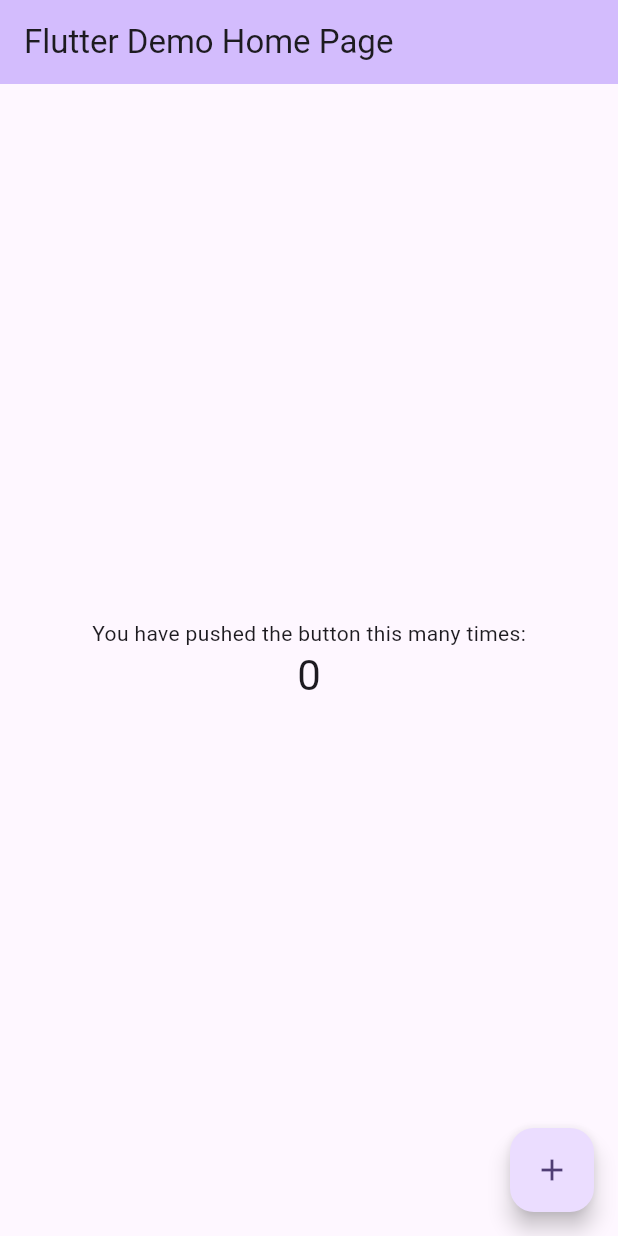
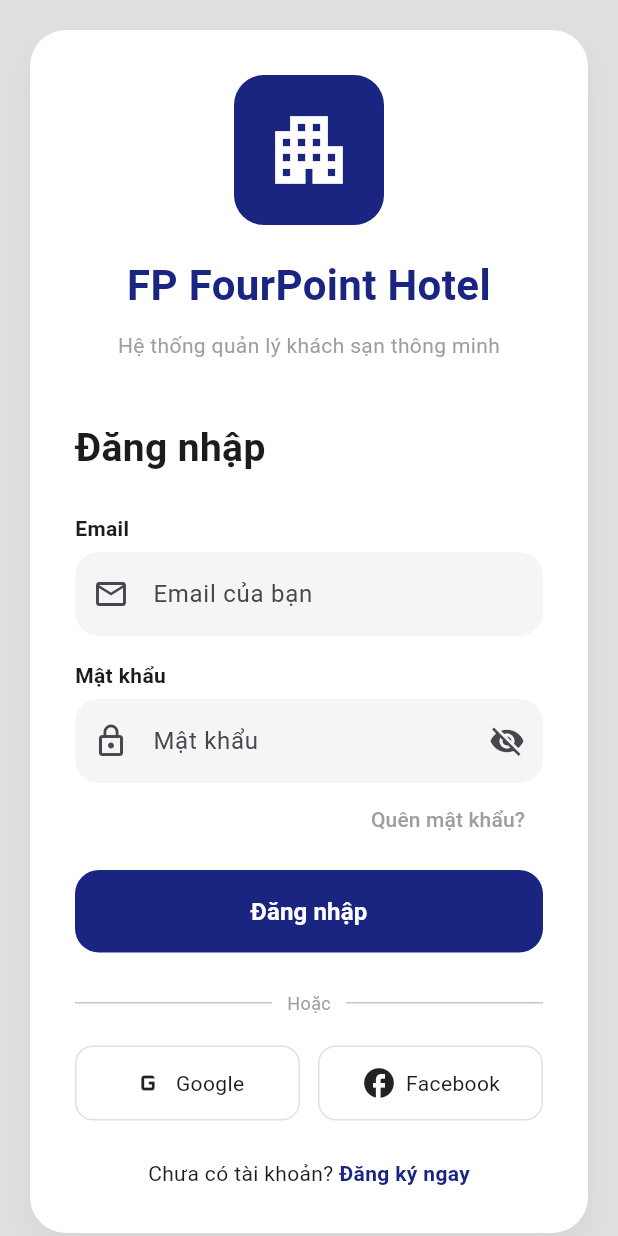
Before and after one commit to ngvanan05/group2_mobile, a Flutter app: the screen it shows after launch, on a phone screen of 412 x 824 dp. Run offline on Flutter 3.47's test engine with Material 3 defaults, Android fonts, the phone set to English and light mode, and no system bars.

Commit message:
Cập nhật main.dart và thêm thư mục features

```diff
--- /dev/null
+++ b/lib/features/auth/screens/login_screen.dart
@@ -0,0 +1,299 @@
+import 'package:flutter/material.dart';
+import 'package:group2_mobile/features/auth/screens/register_screen.dart';
+
+class LoginScreen extends StatefulWidget {
+  const LoginScreen({super.key});
+
+  @override
+  State<LoginScreen> createState() => _LoginScreenState();
+}
+
+class _LoginScreenState extends State<LoginScreen> {
+  final _formKey = GlobalKey<FormState>();
+  final emailController = TextEditingController();
+  final passwordController = TextEditingController();
+
+  bool isObscure = true;
+  bool isLoading = false;
+
+  void handleLogin() async {
+    if (!_formKey.currentState!.validate()) return;
+    setState(() => isLoading = true);
+    await Future.delayed(const Duration(seconds: 2));
+    if (!mounted) return;
+    setState(() => isLoading = false);
+    ScaffoldMessenger.of(context).showSnackBar(
+      const SnackBar(content: Text("Đăng nhập thành công")),
+    );
+  }
+
+  @override
+  void dispose() {
+    emailController.dispose();
+    passwordController.dispose();
+    super.dispose();
+  }
+
+  @override
+  Widget build(BuildContext context) {
+    // Sử dụng LayoutBuilder để xác định kích thước màn hình
+    return Scaffold(
+      backgroundColor: Colors.grey.shade300,
+      body: LayoutBuilder(
+        builder: (context, constraints) {
+          // Nếu màn hình rộng hơn 800px, chúng ta coi là Desktop/Tablet ngang
+          bool isWideScreen = constraints.maxWidth > 800;
+
+          return Center(
+            child: SingleChildScrollView(
+              padding: const EdgeInsets.all(20),
+              child: AnimatedContainer(
+                duration: const Duration(milliseconds: 500),
+                constraints: BoxConstraints(
+                  // Nếu màn hình rộng thì container to hơn, nếu hẹp thì tối đa 430px
+                  maxWidth: isWideScreen ? 900 : 430,
+                ),
+                padding: const EdgeInsets.all(30),
+                decoration: BoxDecoration(
+                  color: Colors.white,
+                  borderRadius: BorderRadius.circular(24),
+                  boxShadow: [
+                    BoxShadow(
+                      color: Colors.black.withOpacity(0.05),
+                      blurRadius: 20,
+                      offset: const Offset(0, 10),
+                    )
+                  ],
+                ),
+                child: isWideScreen
+                  ? Row( // Chế độ màn hình ngang
+                      crossAxisAlignment: CrossAxisAlignment.center,
+                      children: [
+                        Expanded(child: _buildLogoSection()),
+                        const Padding(
+                          padding: EdgeInsets.symmetric(horizontal: 40),
+                          child: VerticalDivider(thickness: 1),
+                        ),
+                        Expanded(child: _buildFormSection()),
+                      ],
+                    )
+                  : Column( // Chế độ màn hình dọc (Mobile)
+                      mainAxisSize: MainAxisSize.min,
+                      children: [
+                        _buildLogoSection(),
+                        const SizedBox(height: 40),
+                        _buildFormSection(),
+                      ],
+                    ),
+              ),
+            ),
+          );
+        },
+      ),
+    );
+  }
+
+  // Tách riêng phần Logo để tái sử dụng
+  Widget _buildLogoSection() {
+    return Column(
+      mainAxisAlignment: MainAxisAlignment.center,
+      children: [
+        Container(
+          padding: const EdgeInsets.all(20),
+          decoration: BoxDecoration(
+            color: const Color(0xFF192580),
+            borderRadius: BorderRadius.circular(20),
+          ),
+          child: const Icon(Icons.apartment, color: Colors.white, size: 60),
+        ),
+        const SizedBox(height: 20),
+        const Text(
+          "FP FourPoint Hotel",
+          textAlign: TextAlign.center,
+          style: TextStyle(
+            fontSize: 28,
+            fontWeight: FontWeight.bold,
+            color: Color(0xFF192580),
+          ),
+        ),
+        const SizedBox(height: 10),
+        const Text(
+          "Hệ thống quản lý khách sạn thông minh",
+          textAlign: TextAlign.center,
+          style: TextStyle(color: Colors.grey),
+        ),
+      ],
+    );
+  }
+
+  // Tách riêng phần Form đăng nhập
+  Widget _buildFormSection() {
+    return Column(
+      crossAxisAlignment: CrossAxisAlignment.start,
+      children: [
+        const Text(
+          "Đăng nhập",
+          style: TextStyle(fontSize: 26, fontWeight: FontWeight.bold),
+        ),
+        const SizedBox(height: 25),
+        Form(
+          key: _formKey,
+          child: Column(
+            children: [
+              _buildInput(
+                controller: emailController,
+                label: "Email",
+                hint: "Email của bạn",
+                icon: Icons.email_outlined,
+                validator: (value) {
+                  if (value == null || value.isEmpty) return "Vui lòng nhập email";
+                  return null;
+                },
+              ),
+              const SizedBox(height: 16),
+              _buildInput(
+                controller: passwordController,
+                label: "Mật khẩu",
+                hint: "Mật khẩu",
+                icon: Icons.lock_outline,
+                isPassword: true,
+                validator: (value) {
+                  if (value == null || value.isEmpty) return "Vui lòng nhập mật khẩu";
+                  return null;
+                },
+              ),
+            ],
+          ),
+        ),
+        Align(
+          alignment: Alignment.centerRight,
+          child: TextButton(
+            onPressed: () {},
+            child: const Text("Quên mật khẩu?", style: TextStyle(color: Colors.grey)),
+          ),
+        ),
+        const SizedBox(height: 10),
+        SizedBox(
+          width: double.infinity,
+          height: 55,
+          child: ElevatedButton(
+            onPressed: isLoading ? null : handleLogin,
+            style: ElevatedButton.styleFrom(
+              backgroundColor: const Color(0xFF192580),
+              foregroundColor: Colors.white,
+              shape: RoundedRectangleBorder(borderRadius: BorderRadius.circular(16)),
+              elevation: 0,
+            ),
+            child: isLoading
+                ? const SizedBox(
+                    height: 20,
+                    width: 20,
+                    child: CircularProgressIndicator(color: Colors.white, strokeWidth: 2),
+                  )
+                : const Text("Đăng nhập", style: TextStyle(fontWeight: FontWeight.bold, fontSize: 16)),
+          ),
+        ),
+        const SizedBox(height: 25),
+        const Row(
+          children: [
+            Expanded(child: Divider()),
+            Padding(
+              padding: EdgeInsets.symmetric(horizontal: 10),
+              child: Text("Hoặc", style: TextStyle(fontSize: 12, color: Colors.grey)),
+            ),
+            Expanded(child: Divider()),
+          ],
+        ),
+        const SizedBox(height: 20),
+        Row(
+          children: [
+            Expanded(child: _socialButton("Google", Icons.g_mobiledata)),
+            const SizedBox(width: 12),
+            Expanded(child: _socialButton("Facebook", Icons.facebook)),
+          ],
+        ),
+        const SizedBox(height: 25),
+        Center(
+          child: Wrap( // Wrap để tránh tràn chữ trên màn hình cực nhỏ
+            alignment: WrapAlignment.center,
+            children: [
+              const Text("Chưa có tài khoản? "),
+              GestureDetector(
+                onTap: () {
+                    Navigator.push(
+                      context,
+                      MaterialPageRoute(builder: (context) => const RegisterScreen()),
+                    );
+                  },
+                child: const Text(
+                  "Đăng ký ngay",
+                  style: TextStyle(color: Color(0xFF192580), fontWeight: FontWeight.bold),
+                ),
+              )
+            ],
+          ),
+        ),
+      ],
+    );
+  }
+
+  Widget _buildInput({
+    required TextEditingController controller,
+    required String label,
+    required String hint,
+    required IconData icon,
+    String? Function(String?)? validator,
+    bool isPassword = false,
+  }) {
+    return Column(
+      crossAxisAlignment: CrossAxisAlignment.start,
+      children: [
+        Text(label, style: const TextStyle(fontWeight: FontWeight.w600)),
+        const SizedBox(height: 6),
+        TextFormField(
+          controller: controller,
+          obscureText: isPassword ? isObscure : false,
+          validator: validator,
+          decoration: InputDecoration(
+            hintText: hint,
+            prefixIcon: Icon(icon),
+            suffixIcon: isPassword
+                ? IconButton(
+                    icon: Icon(isObscure ? Icons.visibility_off : Icons.visibility),
+                    onPressed: () => setState(() => isObscure = !isObscure),
+                  )
+                : null,
+            filled: true,
+            fillColor: Colors.grey.shade100,
+            border: OutlineInputBorder(
+              borderRadius: BorderRadius.circular(16),
+              borderSide: BorderSide.none,
+            ),
+          ),
+        ),
+      ],
+    );
+  }
+
+  Widget _socialButton(String text, IconData icon) {
+    return InkWell( // Dùng InkWell để có hiệu ứng bấm
+      onTap: () {},
+      borderRadius: BorderRadius.circular(12),
+      child: Container(
+        height: 50,
+        decoration: BoxDecoration(
+          border: Border.all(color: Colors.grey.shade300),
+          borderRadius: BorderRadius.circular(12),
+        ),
+        child: Row(
+          mainAxisAlignment: MainAxisAlignment.center,
+          children: [
+            Icon(icon),
+            const SizedBox(width: 6),
+            Flexible(child: Text(text, overflow: TextOverflow.ellipsis)),
+          ],
+        ),
+      ),
+    );
+  }
+}
--- a/lib/main.dart
+++ b/lib/main.dart
@@ -1,4 +1,5 @@
 import 'package:flutter/material.dart';
+import 'package:group2_mobile/features/auth/screens/login_screen.dart';
 
 void main() {
   runApp(const MyApp());
@@ -7,116 +8,14 @@
 class MyApp extends StatelessWidget {
   const MyApp({super.key});
 
-  // This widget is the root of your application.
   @override
   Widget build(BuildContext context) {
     return MaterialApp(
       title: 'Flutter Demo',
       theme: ThemeData(
-        // This is the theme of your application.
-        //
-        // TRY THIS: Try running your application with "flutter run". You'll see
-        // the application has a purple toolbar. Then, without quitting the app,
-        // try changing the seedColor in the colorScheme below to Colors.green
-        // and then invoke "hot reload" (save your changes or press the "hot
-        // reload" button in a Flutter-supported IDE, or press "r" if you used
-        // the command line to start the app).
-        //
-        // Notice that the counter didn't reset back to zero; the application
-        // state is not lost during the reload. To reset the state, use hot
-        // restart instead.
-        //
-        // This works for code too, not just values: Most code changes can be
-        // tested with just a hot reload.
-        colorScheme: .fromSeed(seedColor: Colors.deepPurple),
+        colorScheme: ColorScheme.fromSeed(seedColor: Colors.deepPurple),
       ),
-      home: const MyHomePage(title: 'Flutter Demo Home Page'),
+      home: const LoginScreen(),
     );
   }
 }
-
-class MyHomePage extends StatefulWidget {
-  const MyHomePage({super.key, required this.title});
-
-  // This widget is the home page of your application. It is stateful, meaning
-  // that it has a State object (defined below) that contains fields that affect
-  // how it looks.
-
-  // This class is the configuration for the state. It holds the values (in this
-  // case the title) provided by the parent (in this case the App widget) and
-  // used by the build method of the State. Fields in a Widget subclass are
-  // always marked "final".
-
-  final String title;
-
-  @override
-  State<MyHomePage> createState() => _MyHomePageState();
-}
-
-class _MyHomePageState extends State<MyHomePage> {
-  int _counter = 0;
-
-  void _incrementCounter() {
-    setState(() {
-      // This call to setState tells the Flutter framework that something has
-      // changed in this State, which causes it to rerun the build method below
-      // so that the display can reflect the updated values. If we changed
-      // _counter without calling setState(), then the build method would not be
-      // called again, and so nothing would appear to happen.
-      _counter++;
-    });
-  }
-
-  @override
-  Widget build(BuildContext context) {
-    // This method is rerun every time setState is called, for instance as done
-    // by the _incrementCounter method above.
-    //
-    // The Flutter framework has been optimized to make rerunning build methods
-    // fast, so that you can just rebuild anything that needs updating rather
-    // than having to individually change instances of widgets.
-    return Scaffold(
-      appBar: AppBar(
-        // TRY THIS: Try changing the color here to a specific color (to
-        // Colors.amber, perhaps?) and trigger a hot reload to see the AppBar
-        // change color while the other colors stay the same.
-        backgroundColor: Theme.of(context).colorScheme.inversePrimary,
-        // Here we take the value from the MyHomePage object that was created by
-        // the App.build method, and use it to set our appbar title.
-        title: Text(widget.title),
-      ),
-      body: Center(
-        // Center is a layout widget. It takes a single child and positions it
-        // in the middle of the parent.
-        child: Column(
-          // Column is also a layout widget. It takes a list of children and
-          // arranges them vertically. By default, it sizes itself to fit its
-          // children horizontally, and tries to be as tall as its parent.
-          //
-          // Column has various properties to control how it sizes itself and
-          // how it positions its children. Here we use mainAxisAlignment to
-          // center the children vertically; the main axis here is the vertical
-          // axis because Columns are vertical (the cross axis would be
-          // horizontal).
-          //
-          // TRY THIS: Invoke "debug painting" (choose the "Toggle Debug Paint"
-          // action in the IDE, or press "p" in the console), to see the
-          // wireframe for each widget.
-          mainAxisAlignment: .center,
-          children: [
-            const Text('You have pushed the button this many times:'),
-            Text(
-              '$_counter',
-              style: Theme.of(context).textTheme.headlineMedium,
-            ),
-          ],
-        ),
-      ),
-      floatingActionButton: FloatingActionButton(
-        onPressed: _incrementCounter,
-        tooltip: 'Increment',
-        child: const Icon(Icons.add),
-      ),
-    );
-  }
-}
```
Also changed, not shown: lib/features/auth/screens/register_screen.dart (added, +269 -0 lines).
